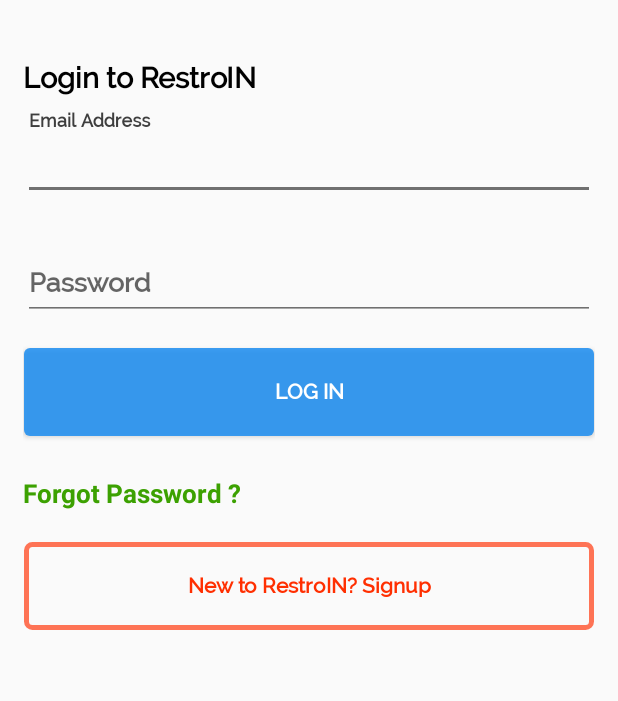
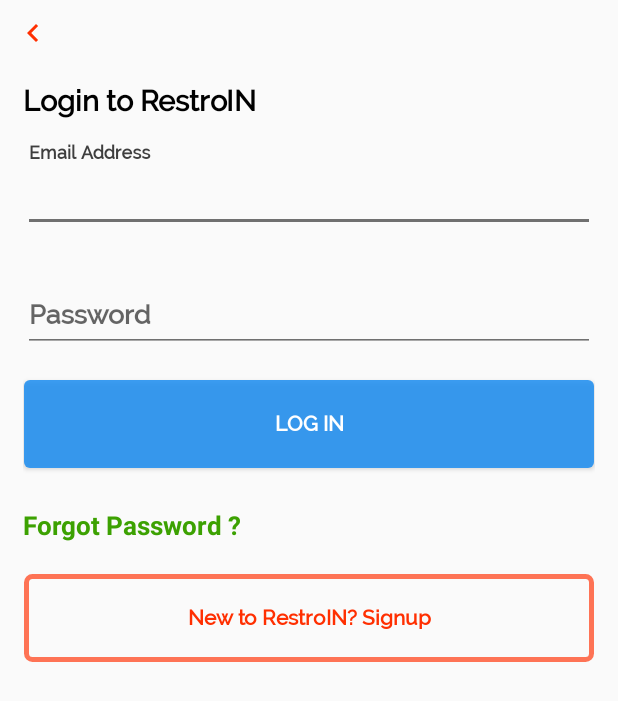
Before and after one commit to chetanjrao/RestroIN, an Android app: the screen it shows after launch (LoginActivity), on a phone screen of 412 x 824 dp. Shown: the top 701 px of the screen. Run offline under Robolectric (Android 15) with nearby library versions, the phone set to English and light mode, and no system bars.

Commit message:
New Login Screen Changes

```diff
--- a/app/src/main/res/layout/activity_login.xml
+++ b/app/src/main/res/layout/activity_login.xml
@@ -7,17 +7,21 @@
     android:theme="@style/EditTextTheme"
     tools:context=".LoginActivity">
 
-
-
-    <FrameLayout
-        android:layout_width="match_parent"
-        android:layout_height="match_parent">
+    <ImageButton
+        android:id="@+id/exit_button"
+        android:padding="10dp"
+        android:layout_width="wrap_content"
+        android:src="@drawable/ic_back_navigte"
+        android:tint="#ff2f01"
+        android:foreground="?attr/selectableItemBackgroundBorderless"
+        android:background="@android:color/transparent"
+        android:layout_height="wrap_content" />
 
     <android.support.v4.widget.NestedScrollView
+        android:layout_marginTop="55dp"
         android:layout_width="match_parent"
         android:layout_height="match_parent">
     <RelativeLayout
-        android:layout_marginTop="40dp"
         android:layout_marginStart="15dp"
         android:layout_marginEnd="15dp"
         android:layout_width="match_parent"
@@ -35,7 +39,7 @@
 
         <android.support.design.widget.TextInputLayout
             android:id="@+id/username_layout"
-            android:layout_marginTop="10dp"
+            android:layout_marginTop="16dp"
             android:layout_below="@id/login_header"
             android:layout_marginBottom="10dp"
             android:layout_width="match_parent"
@@ -119,7 +123,4 @@
 
     </android.support.v4.widget.NestedScrollView>
 
-
-</FrameLayout>
-
 </android.support.design.widget.CoordinatorLayout>
```
Also changed, not shown: app/src/main/java/in/restroin/restroin/LoginActivity.java (+17 -0 lines).
